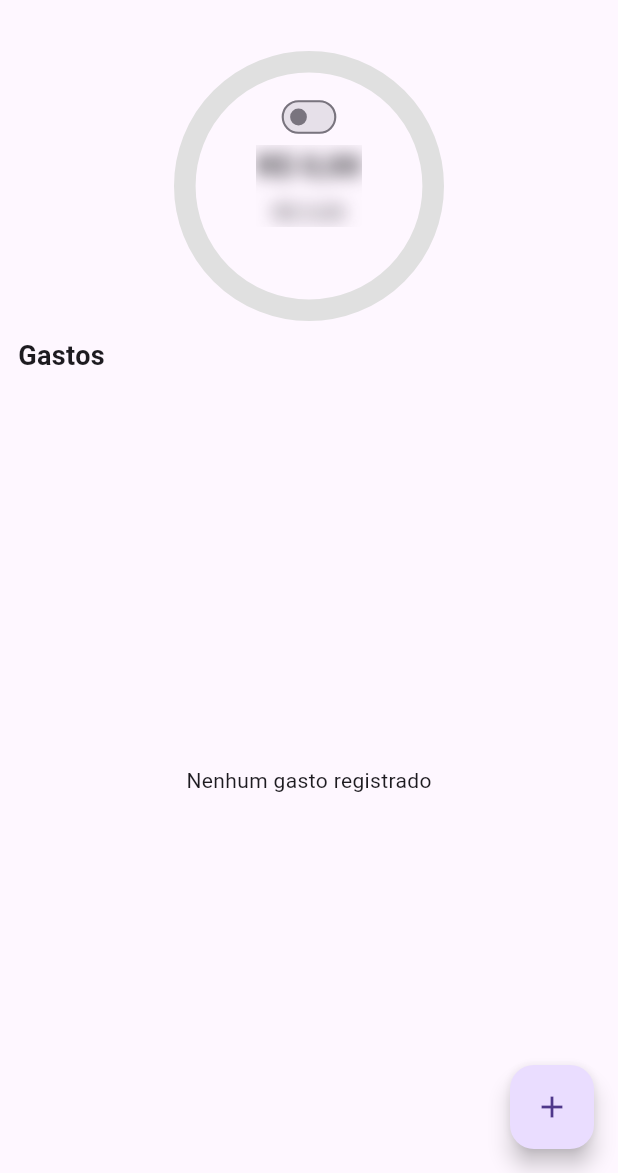
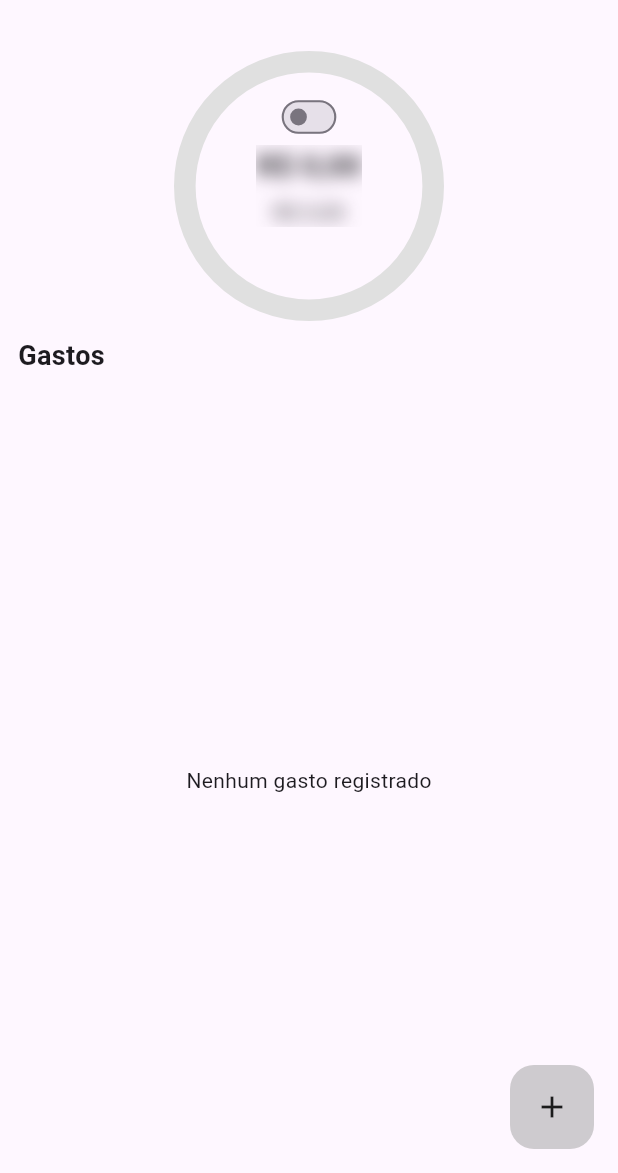
Before and after one commit to ricardolino-hub/finances_flutter, a Flutter app: the screen it shows after launch, on a phone screen of 412 x 824 dp, the part 63-1236 px from its top. Run offline on Flutter 3.47's test engine with Material 3 defaults, Android fonts, the phone set to English and light mode, and no system bars; our stand-ins replace shared_preferences.

Commit message:
Tornar botão de adicionar transparente

```diff
--- a/lib/presentation/pages/home_page.dart
+++ b/lib/presentation/pages/home_page.dart
@@ -167,6 +167,9 @@ class HomePage extends StatelessWidget {
       ),
       floatingActionButton: Consumer<FinanceController>(builder: (context, ctrl, _) {
         return FloatingActionButton(
+          backgroundColor: Colors.grey.withValues(alpha: 0.5),
+          foregroundColor: Colors.black87,
+          elevation: 0,
           onPressed: () async {
             final res = await MoneyInputDialog.showExpenseDialog(context);
             if (res != null) {
```
